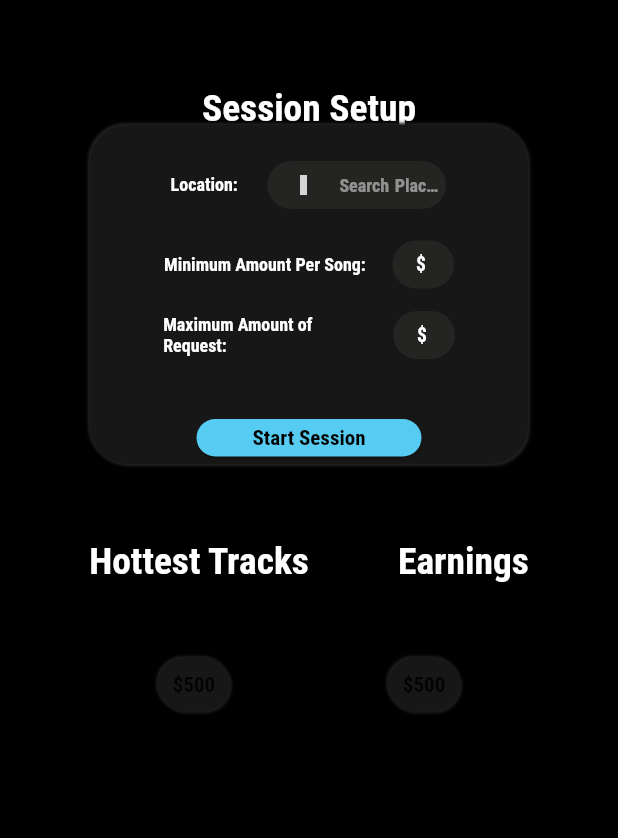
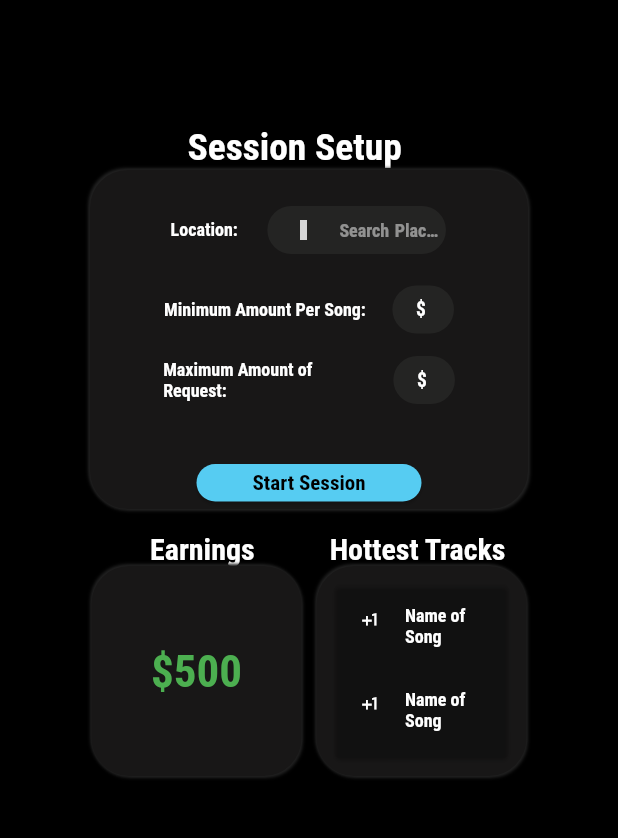
Before and after one commit to Alcidespb24/livart-app, a Flutter app: the HomePlaces screen opened directly, on a phone screen of 412 x 824 dp, the part 64-902 px from its top. Run offline on Flutter 3.47's test engine with Material 2 defaults, Android fonts, the phone set to English and light mode, and no system bars; our stand-ins replace avatar_glow, cloud_firestore, community_material_icon, dartz, dio, eva_icons_flutter and 9 more; missing offline and left inert: acr_cloud_sdk, stripe_payment; accounts and stored records are empty; grey boxes are pictures that could not be loaded.

Commit message:
Home Screen UI

```diff
--- a/lib/screens/places_api/location_search.dart
+++ b/lib/screens/places_api/location_search.dart
@@ -17,8 +17,8 @@ class _HomePlacesState extends State<HomePlaces> {
       appBar: GlobalTheme().globalAppBar,
       body: Stack(
         children: <Widget>[
-          Center(
-            heightFactor: 4.04,
+          Container(
+            margin: EdgeInsets.only(top: 70, left: 125),
             child: Text(
               'Session Setup',
               style: TextStyle(
@@ -53,8 +53,8 @@ class _HomePlacesState extends State<HomePlaces> {
                       borderRadius: BorderRadius.circular(25),
                       color: Color(0xff181717)),
                   padding: EdgeInsets.only(top: 8, bottom: 5),
-                  margin:
-                      EdgeInsets.only(top: 70, left: 60, right: 60, bottom: 50),
+                  margin: EdgeInsets.only(
+                      top: 100, left: 60, right: 60, bottom: 15),
                   child: Column(
                     children: [
                       SizedBox(
@@ -140,22 +140,34 @@ class _HomePlacesState extends State<HomePlaces> {
                 Column(
                   mainAxisAlignment: MainAxisAlignment.center,
                   children: <Widget>[
-                    Row(
+                    Center(
+                      child: Row(
                         mainAxisAlignment: MainAxisAlignment.spaceEvenly,
                         children: <Widget>[
-                        Text(
+                          Container(
+                            margin: EdgeInsets.only(left: 50),
+                            child: Text(
+                              'Earnings',
+                              style:
+                                  TextStyle(color: Colors.white, fontSize: 20),
+                            ),
+                          ),
+                          Container(
+                            margin: EdgeInsets.only(right: 25),
+                            child: Text(
                               'Hottest Tracks',
-                          style: TextStyle(color: Colors.white, fontSize: 25),
+                              style:
+                                  TextStyle(color: Colors.white, fontSize: 20),
                             ),
-                        Text(
-                          'Earnings',
-                          style: TextStyle(color: Colors.white, fontSize: 25),
                           ),
                         ],
                       ),
+                    ),
                     Row(
-                      mainAxisAlignment: MainAxisAlignment.spaceEvenly,
+                      mainAxisAlignment: MainAxisAlignment.center,
                       children: <Widget>[
+                        Column(
+                          children: [
                             Container(
                               decoration: BoxDecoration(
                                   boxShadow: [
@@ -179,9 +191,24 @@ class _HomePlacesState extends State<HomePlaces> {
                                   borderRadius: BorderRadius.circular(25),
                                   color: Color(0xff181717)),
                               padding: EdgeInsets.all(10),
-                          margin: EdgeInsets.only(top: 50, left: 0, right: 0),
-                          child: Text('\$500'),
+                              margin:
+                                  EdgeInsets.only(top: 0, left: 0, right: 5),
+                              width: 140,
+                              height: 140,
+                              child: Center(
+                                child: Text(
+                                  '\$500',
+                                  style: TextStyle(
+                                    fontSize: 30,
+                                    color: Colors.green[500],
                                   ),
+                                ),
+                              ),
+                            ),
+                          ],
+                        ),
+                        Column(
+                          children: [
                             Container(
                               decoration: BoxDecoration(
                                   boxShadow: [
@@ -204,9 +231,62 @@ class _HomePlacesState extends State<HomePlaces> {
                                   ],
                                   borderRadius: BorderRadius.circular(25),
                                   color: Color(0xff181717)),
-                          padding: EdgeInsets.all(10),
-                          margin: EdgeInsets.only(top: 50, left: 0, right: 0),
-                          child: Text('\$500'),
+                              padding: EdgeInsets.all(8),
+                              margin:
+                                  EdgeInsets.only(top: 0, left: 5, right: 0),
+                              width: 140,
+                              height: 140,
+                              child: Card(
+                                color: Colors.transparent,
+                                child: ListView(
+                                  physics: BouncingScrollPhysics(),
+                                  scrollDirection: Axis.vertical,
+                                  shrinkWrap: false,
+                                  children: <Widget>[
+                                    ListTile(
+                                      minLeadingWidth: 0,
+                                      leading: Icon(
+                                        Icons.plus_one,
+                                        color: Colors.white,
+                                        size: 15,
+                                      ),
+                                      title: Text(
+                                        'Name of Song',
+                                        style: TextStyle(
+                                            color: Colors.white, fontSize: 12),
+                                      ),
+                                    ),
+                                    ListTile(
+                                      minLeadingWidth: 0,
+                                      leading: Icon(
+                                        Icons.plus_one,
+                                        color: Colors.white,
+                                        size: 15,
+                                      ),
+                                      title: Text(
+                                        'Name of Song',
+                                        style: TextStyle(
+                                            color: Colors.white, fontSize: 12),
+                                      ),
+                                    ),
+                                    ListTile(
+                                      minLeadingWidth: 0,
+                                      leading: Icon(
+                                        Icons.plus_one,
+                                        color: Colors.white,
+                                        size: 15,
+                                      ),
+                                      title: Text(
+                                        'Name of Song',
+                                        style: TextStyle(
+                                            color: Colors.white, fontSize: 12),
+                                      ),
+                                    ),
+                                  ],
+                                ),
+                              ),
+                            ),
+                          ],
                         ),
                       ],
                     ),
```
Lines whose indentation alone changed are shown as unchanged.
